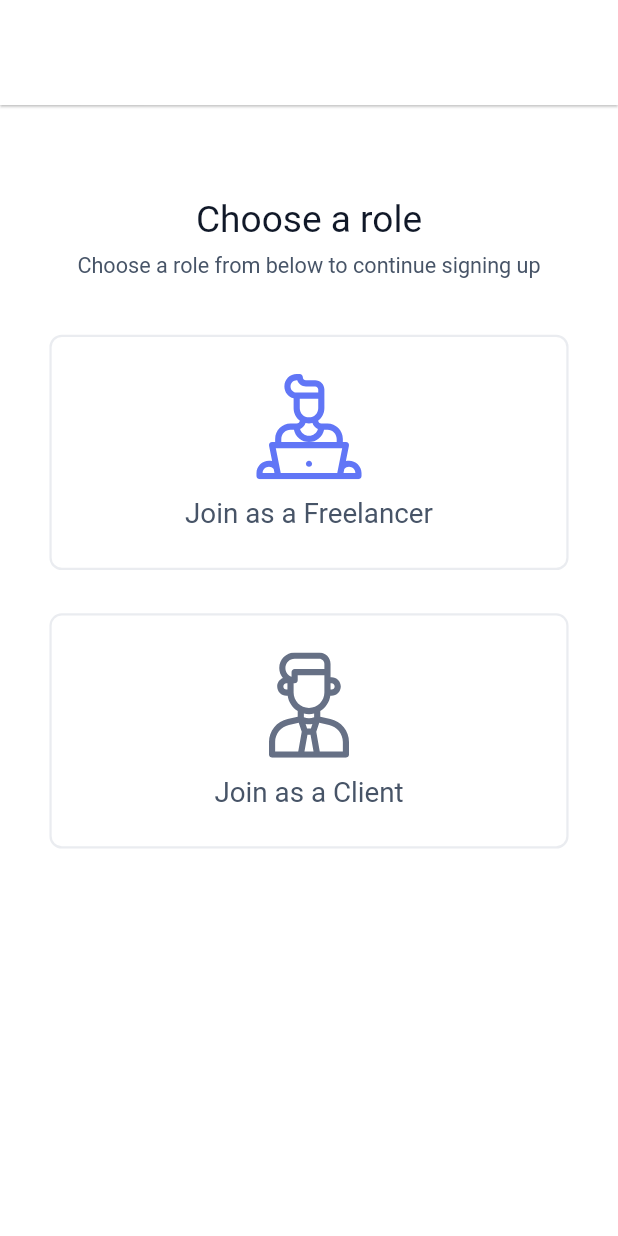
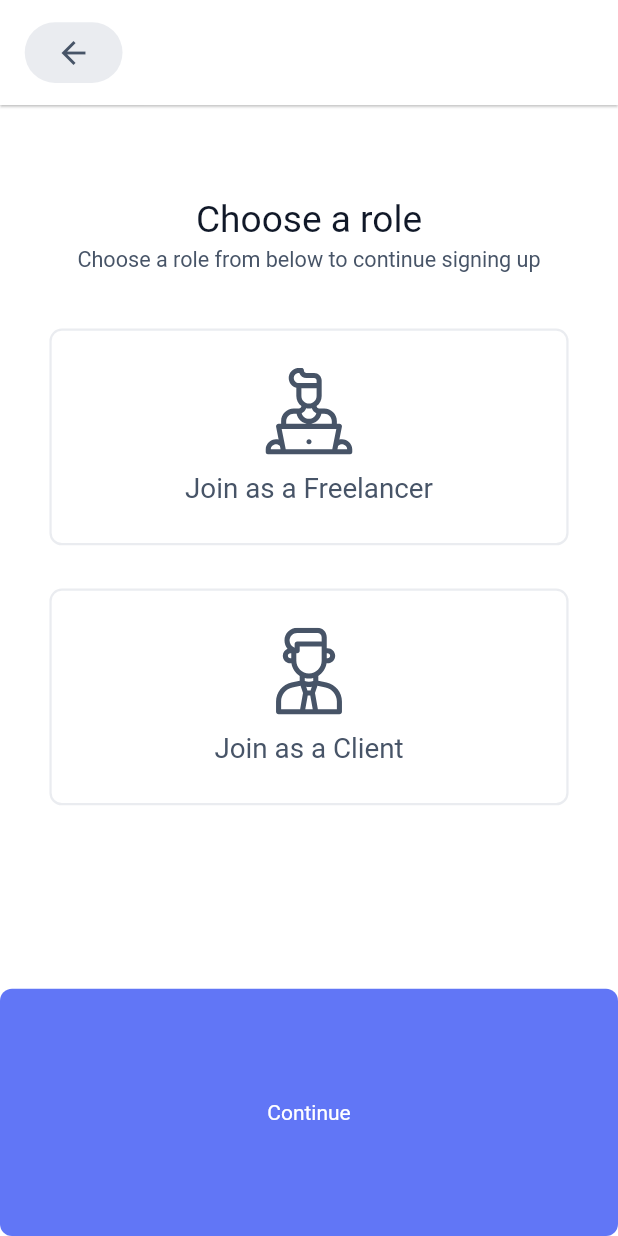
Before and after one commit to saleheen1/xillancer, a Flutter app: the screen it shows after launch, on a phone screen of 412 x 824 dp. Run offline on Flutter 3.47's test engine with Material 2 defaults, Android fonts, the phone set to English and light mode, and no system bars; our stand-ins replace connectivity_plus, flutter_spinkit, flutter_svg, get, shared_preferences.

Commit message:
working on sign up frontend

```diff
--- /dev/null
+++ b/lib/business_logic/controllers/all_controllers.dart
@@ -0,0 +1,6 @@
+import 'package:get/get.dart';
+import 'package:xilancer/business_logic/controllers/translate_controller.dart';
+
+initiateControllers() {
+  Get.put(TranslateController());
+}
--- /dev/null
+++ b/lib/business_logic/controllers/translate_controller.dart
@@ -0,0 +1,49 @@
+import 'package:flutter/material.dart';
+import 'package:get/get.dart';
+
+class TranslateController extends GetxController {
+  var tStrings;
+
+  fetchTranslatedStrings(BuildContext context) async {
+    // if (tStrings != null) {
+    //   //if already loaded. no need to load again
+    //   return;
+    // }
+    // var connection = await checkConnection(context);
+    // if (!connection) return;
+    // //internet connection is on
+    // SharedPreferences prefs = await SharedPreferences.getInstance();
+    // var token = prefs.getString('token');
+
+    // var data = jsonEncode({
+    //   'strings': jsonEncode(translateStrings),
+    // });
+
+    // var header = {
+    //   //if header type is application/json then the data should be in jsonEncode method
+    //   "Accept": "application/json",
+    //   "Content-Type": "application/json",
+    //   "Authorization": "Bearer $token",
+    // };
+
+    // var response = await http.post(Uri.parse(''),
+    //     headers: header, body: data);
+    // if (response.statusCode == 200) {
+    //   tStrings = jsonDecode(response.body)['strings'];
+    //   notifyListeners();
+    // } else {
+    //   //something went wrong
+    // }
+  }
+
+  getString(String staticString) {
+    if (tStrings == null) {
+      return staticString;
+    }
+    if (tStrings.containsKey(staticString)) {
+      return tStrings[staticString];
+    } else {
+      return staticString;
+    }
+  }
+}
--- /dev/null
+++ b/lib/business_logic/core/utils/const_strings.dart
@@ -0,0 +1,11 @@
+class ConstString {
+  static const String createAnAccount = "Create an account";
+  static const String chooseArole = "Choose a role";
+  static const String joinAsAfreelancer = 'Join as a Freelancer';
+  static const String joinAsAclient = 'Join as a Client';
+  static const String chooseRoleToSignup =
+      'Choose a role from below to continue signing up';
+  static const String plzCheckInternet =
+      'Please check your internet connection';
+  // static const String welcome = ;
+}
--- a/lib/business_logic/core/utils/constant_colors.dart
+++ b/lib/business_logic/core/utils/constant_colors.dart
@@ -1,6 +1,6 @@
 import 'package:flutter/material.dart';
 
-const Color primaryColor = Color(0xffFF6B2C);
+const Color primaryColor = Color(0xff6176F6);
 const Color greyBgColor = Color(0xffFAFAFA);
 const Color successColor = Color(0xff65C18C);
 const Color yellowColor = Color(0xffFFC300);
--- /dev/null
+++ b/lib/business_logic/core/utils/translate_strings.dart
@@ -0,0 +1,9 @@
+import 'package:xilancer/business_logic/core/utils/const_strings.dart';
+
+var translateStrings = {
+  ConstString.createAnAccount: ConstString.createAnAccount,
+  ConstString.plzCheckInternet: ConstString.plzCheckInternet,
+  ConstString.chooseArole: ConstString.chooseArole,
+  ConstString.chooseRoleToSignup: ConstString.chooseRoleToSignup,
+  ConstString.joinAsAfreelancer: ConstString.joinAsAfreelancer,
+};
--- a/lib/business_logic/core/utils/ui_const.dart
+++ b/lib/business_logic/core/utils/ui_const.dart
@@ -59,3 +59,9 @@ final shimmerGradient = LinearGradient(colors: [
   Get.theme.cardColor.withAlpha(40),
   Get.theme.secondaryHeaderColor.withAlpha(60),
 ]);
+
+// Margin
+// ==========>
+
+EdgeInsets marginLeft(double number) =>
+    EdgeInsets.only(left: Get.width * number / 100);
--- a/lib/main.dart
+++ b/lib/main.dart
@@ -1,6 +1,6 @@
 import 'package:flutter/material.dart';
 import 'package:get/get.dart';
-import 'package:xilancer/ui/screens/auth/choose_role_page.dart';
+import 'package:xilancer/ui/screens/splash/splash_screen.dart';
 
 void main() {
   runApp(const MyApp());
@@ -17,7 +17,7 @@ class MyApp extends StatelessWidget {
       theme: ThemeData(
         primarySwatch: Colors.blue,
       ),
-      home: const ChooseRolePage(),
+      home: const SplashScreen(),
     );
   }
 }
--- a/lib/ui/screens/auth/choose_role_page.dart
+++ b/lib/ui/screens/auth/choose_role_page.dart
@@ -1,47 +1,74 @@
 import 'package:flutter/material.dart';
 import 'package:flutter_svg/svg.dart';
 import 'package:get/get.dart';
+import 'package:xilancer/business_logic/controllers/translate_controller.dart';
+import 'package:xilancer/business_logic/core/utils/const_strings.dart';
 import 'package:xilancer/business_logic/core/utils/constant_colors.dart';
 import 'package:xilancer/business_logic/core/utils/ui_const.dart';
-import 'package:xilancer/ui/widgets/appbar_common.dart';
+import 'package:xilancer/business_logic/core/utils/ui_utils.dart';
+import 'package:xilancer/ui/widgets/common_widgets.dart';
 import 'package:xilancer/ui/widgets/text_utils.dart';
 
-class ChooseRolePage extends StatelessWidget {
+class ChooseRolePage extends StatefulWidget {
   const ChooseRolePage({super.key});
+
+  @override
+  State<ChooseRolePage> createState() => _ChooseRolePageState();
+}
+
+class _ChooseRolePageState extends State<ChooseRolePage> {
+  int selectedIndex = -1;
 
   @override
   Widget build(BuildContext context) {
     return Scaffold(
       backgroundColor: Colors.white,
-      appBar: appbarCommon(context, 'Create an account'),
+      appBar: appbarCommon(title: ConstString.createAnAccount),
       body: SingleChildScrollView(
-        child: Container(
-          padding: paddingH(8),
+        child:
+            GetBuilder<TranslateController>(builder: (TranslateController tr) {
+          return Container(
+            padding: screenPaddingH,
             child: Column(children: [
               gapH(15),
               Text(
-              'Choose a role',
+                tr.getString(ConstString.chooseArole),
                 style: TextUtils.titleMedium(),
               ),
-            gapH(2),
+              gapH(1),
               Text(
-              'Choose a role from below to continue signing up',
+                tr.getString(ConstString.chooseRoleToSignup),
                 style: TextUtils.paragraphSmall(),
               ),
               gapH(9),
               chooseRoleCard(
-              title: 'Join as a Freelancer',
+                title: tr.getString(ConstString.joinAsAfreelancer),
                 icon: 'assets/svg/freelancer.svg',
-              ontap: () {},
+                selected: selectedIndex == 0 ? true : false,
+                ontap: () {
+                  setState(() {
+                    selectedIndex = 0;
+                  });
+                },
               ),
               gapH(7),
               chooseRoleCard(
-              title: 'Join as a Client',
+                title: tr.getString(ConstString.joinAsAclient),
                 icon: 'assets/svg/client.svg',
-              ontap: () {},
+                selected: selectedIndex == 1 ? true : false,
+                ontap: () {
+                  setState(() {
+                    selectedIndex = 1;
+                  });
+                },
               ),
             ]),
+          );
+        }),
       ),
+      bottomNavigationBar: SizedBox(
+        height: Get.height * 0.2,
+        child: buttonPrimary('Continue', () {}),
       ),
     );
   }
@@ -50,25 +77,31 @@ class ChooseRolePage extends StatelessWidget {
 chooseRoleCard(
     {required String icon,
     required String title,
-    required VoidCallback ontap}) {
+    required VoidCallback ontap,
+    required bool selected}) {
   return InkWell(
     onTap: ontap,
     child: Container(
         width: double.infinity,
         decoration: BoxDecoration(
+            color: selected ? primaryColor.withOpacity(.04) : Colors.white,
             borderRadius: radius(2),
-            border: Border.all(color: greyBorder, width: 1.5)),
+            border: Border.all(
+                color: selected ? primaryColor : greyBorder, width: 1.5)),
         padding: paddingV(6),
         child: Column(
           children: [
             SvgPicture.asset(
               icon,
-              height: Get.width * 0.17,
+              height: Get.width * 0.14,
+              colorFilter: ColorFilter.mode(
+                  selected ? primaryColor : greyFour, BlendMode.srcIn),
             ),
             gapH(3),
             Text(
               title,
-              style: TextUtils.titleSmall(),
+              style: TextUtils.titleSmall(
+                  color: selected ? primaryColor : greyFour),
             ),
           ],
         )),
--- a/lib/ui/widgets/appbar_common.dart
+++ /dev/null
@@ -1,19 +0,0 @@
-import 'package:flutter/cupertino.dart';
-import 'package:flutter/material.dart';
-import 'package:get/get.dart';
-
-appbarCommon(BuildContext context, String title) {
-  return AppBar(
-    backgroundColor: Theme.of(context).cardColor,
-    toolbarHeight: Get.width * .17,
-    leadingWidth: Get.width * .07,
-    elevation: .7,
-    leading: InkWell(
-      onTap: () {
-        Get.back();
-      },
-      child: const Icon(CupertinoIcons.chevron_left, color: Colors.white),
-    ).paddingOnly(left: Get.width * .04),
-    title: Text(title),
-  );
-}
--- /dev/null
+++ b/lib/ui/widgets/common_widgets.dart
@@ -0,0 +1,64 @@
+import 'package:flutter/material.dart';
+import 'package:get/get.dart';
+import 'package:xilancer/business_logic/controllers/translate_controller.dart';
+import 'package:xilancer/business_logic/core/utils/constant_colors.dart';
+import 'package:xilancer/business_logic/core/utils/ui_const.dart';
+import 'package:xilancer/business_logic/core/utils/ui_utils.dart';
+
+appbarCommon(
+    {String? title, bool hasBackButton = true, bool centerTitle = false}) {
+  return AppBar(
+    backgroundColor: Colors.white,
+    toolbarHeight: Get.width * .17,
+    leadingWidth: Get.width * .21,
+    centerTitle: centerTitle,
+    elevation: .7,
+    leading: InkWell(
+      onTap: () {
+        Get.back();
+      },
+      child: Row(
+        children: [
+          Container(
+              padding: paddingSym(h: 5, v: 2),
+              margin: marginLeft(4),
+              decoration:
+                  BoxDecoration(color: borderColor, borderRadius: radius(10)),
+              child: const Icon(Icons.arrow_back, color: greyFour)),
+        ],
+      ),
+    ),
+    title: Text(title ?? ''),
+  );
+}
+
+//common primary button =======>
+buttonPrimary(String title, VoidCallback pressed,
+    {isloading = false,
+    bgColor,
+    double paddingVertical = 18,
+    double borderRadius = 8,
+    double fontsize = 14,
+    fontColor = Colors.white}) {
+  return InkWell(
+    onTap: pressed,
+    child: GetBuilder<TranslateController>(
+      builder: (TranslateController tr) => Container(
+          width: double.infinity,
+          alignment: Alignment.center,
+          padding: EdgeInsets.symmetric(vertical: paddingVertical),
+          decoration: BoxDecoration(
+              color: bgColor ?? primaryColor,
+              borderRadius: BorderRadius.circular(borderRadius)),
+          child: isloading == false
+              ? Text(
+                  tr.getString(title),
+                  style: TextStyle(
+                    color: fontColor,
+                    fontSize: fontsize,
+                  ),
+                )
+              : showLoading(color: Colors.white)),
+    ),
+  );
+}
--- a/pubspec.yaml
+++ b/pubspec.yaml
@@ -28,11 +28,15 @@ environment:
 # the latest version available on pub.dev. To see which dependencies have newer
 # versions available, run `flutter pub outdated`.
 dependencies:
+  connectivity_plus: ^3.0.4
   cupertino_icons: ^1.0.2
   flutter:
     sdk: flutter
+  flutter_spinkit: ^5.1.0
   flutter_svg: ^2.0.5
   get: ^4.6.5
+  intl: ^0.18.1
+  shared_preferences: ^2.1.0
 
 dev_dependencies:
   flutter_lints: ^2.0.0
```
Also changed, not shown: lib/business_logic/core/utils/ui_utils.dart (added, +13 -0 lines), lib/services/common_service.dart (added, +52 -0 lines), lib/ui/screens/auth/signup_page.dart (added, +21 -0 lines), lib/ui/screens/splash/splash_screen.dart (added, +47 -0 lines), assets/images/logo.png (added), pubspec.lock, 9 other files. Lines whose indentation alone changed are shown as unchanged.
